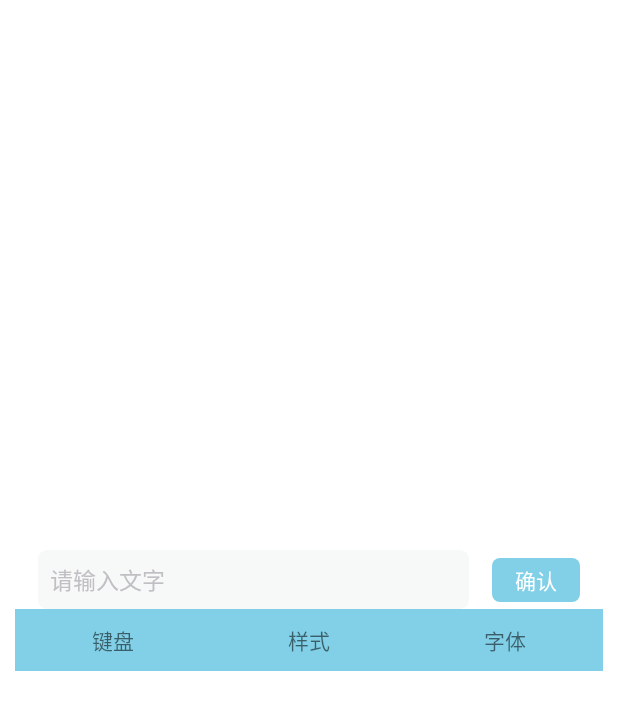
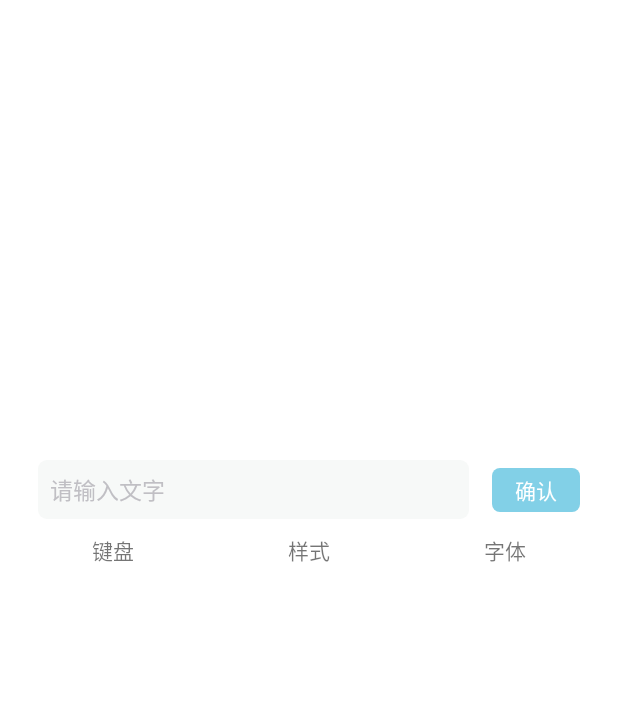
Before and after one commit to ETS-Android3/AndroidPhotoEdit, an Android app: the layout dialog_edit_modify_content.xml on its own in the app's theme, with its tools: preview values and no code run, on a phone screen of 412 x 824 dp. Shown: the top 710 px of the screen. Run offline under Robolectric (Android 15) with nearby library versions, the phone set to English and light mode, and no system bars; Roboto replaces fonts that are not available here.

Commit message:
refeator：调整键盘

```diff
--- a/library/src/main/java/com/yunianshu/library/ui/text/TextFontFragment.kt
+++ b/library/src/main/java/com/yunianshu/library/ui/text/TextFontFragment.kt
@@ -35,7 +35,9 @@ class TextFontFragment : BaseFragment() {
             item.select = true
             shareViewModel.textStickerFont.postValue(item)
             adapter.notifyDataSetChanged()
-            RecycleViewUtils.toPosition(mActivity.findViewById(R.id.fontRecycleView),pos,viewModel.list.value!!.size,1)
+            mActivity?.let {
+                RecycleViewUtils.toPosition(mActivity.findViewById(R.id.fontRecycleView),pos,viewModel.list.value!!.size,1)
+            }
         }
     }
 
--- a/library/src/main/res/layout/dialog_edit_modify_content.xml
+++ b/library/src/main/res/layout/dialog_edit_modify_content.xml
@@ -67,7 +67,6 @@
             android:id="@+id/linearLayout3"
             android:layout_width="match_parent"
             android:layout_height="wrap_content"
-            android:background="@color/base_color"
             app:layout_constraintBottom_toTopOf="@+id/viewPager22">
 
             <TextView
@@ -89,6 +88,7 @@
                 android:gravity="center"
                 android:padding="10dp"
                 android:text="@string/text_style"
+                android:onClick="@{()->click.textStyle()}"
                 android:textColor='@{vm.editType == 1?@color/base_color:@color/black_overlay}'
                 android:textSize='@{vm.editType == 1?@dimen/sp_16:@dimen/sp_14}' />
 
@@ -98,6 +98,7 @@
                 android:layout_weight="1"
                 android:gravity="center"
                 android:padding="10dp"
+                android:onClick="@{()->click.textFont()}"
                 android:text="@string/text_font"
                 android:textColor='@{vm.editType == 2?@color/base_color:@color/black_overlay}'
                 android:textSize='@{vm.editType == 2?@dimen/sp_16:@dimen/sp_14}' />
@@ -105,9 +106,10 @@
         <androidx.viewpager2.widget.ViewPager2
             android:id="@+id/textViewPager"
             android:layout_width="match_parent"
-            android:layout_height="wrap_content"
+            android:layout_height="120dp"
             android:layout_marginTop="10dp"
             adapter="@{adapter}"
-            useEnable="@{false}"/>
+            useEnable="@{false}"
+            visiable="@{vm.editType > 0}"/>
     </LinearLayout>
 </layout>
--- a/settings.gradle
+++ b/settings.gradle
@@ -21,3 +21,4 @@ rootProject.name = "AndroidPhotoEdit"
 include ':app'
 include ':library'
 include ':sticker'
+include ':keyboard'
```
